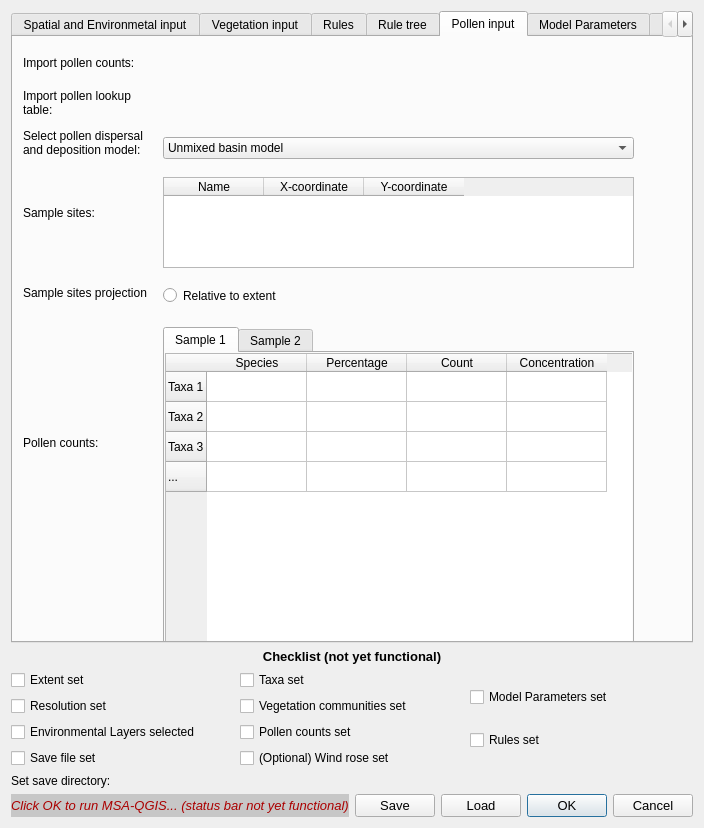
Qt form MSA_QGIS_dialog_base.ui (ThyavdBerg/MSA-Q) before a commit.
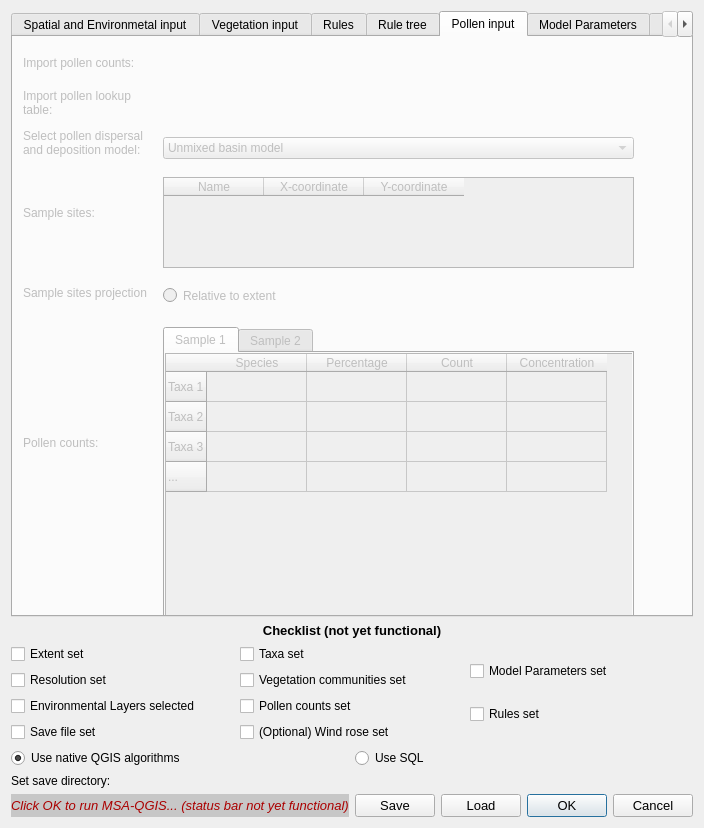
The same form after that commit. The open tabs and pages were chosen to show the change. Custom widgets are drawn as their Qt base class.

```diff
--- a/MSA_QGIS_dialog_base.ui
+++ b/MSA_QGIS_dialog_base.ui
@@ -30,6 +30,9 @@
     <layout class="QVBoxLayout" name="verticalLayout_4">
      <item>
       <widget class="QTabWidget" name="tab_top">
+       <property name="enabled">
+        <bool>true</bool>
+       </property>
        <property name="currentIndex">
         <number>3</number>
        </property>
@@ -711,6 +714,9 @@
         </layout>
        </widget>
        <widget class="QWidget" name="tab_pollenInput">
+        <property name="enabled">
+         <bool>false</bool>
+        </property>
         <attribute name="title">
          <string>Pollen input</string>
         </attribute>
@@ -1101,6 +1107,30 @@
        </item>
       </layout>
      </item>
+     <item>
+      <layout class="QHBoxLayout" name="horizontalLayout_14">
+       <item>
+        <widget class="QRadioButton" name="radioButton_qgis_native">
+         <property name="text">
+          <string>Use native QGIS algorithms</string>
+         </property>
+         <property name="checked">
+          <bool>true</bool>
+         </property>
+        </widget>
+       </item>
+       <item>
+        <widget class="QRadioButton" name="radioButton_sql">
+         <property name="text">
+          <string>Use SQL</string>
+         </property>
+         <property name="checked">
+          <bool>false</bool>
+         </property>
+        </widget>
+       </item>
+      </layout>
+     </item>
      <item>
       <layout class="QHBoxLayout" name="horizontalLayout_6">
        <item>
```
Left out of the diff: 10 changed lines with no effect on the pictures.
